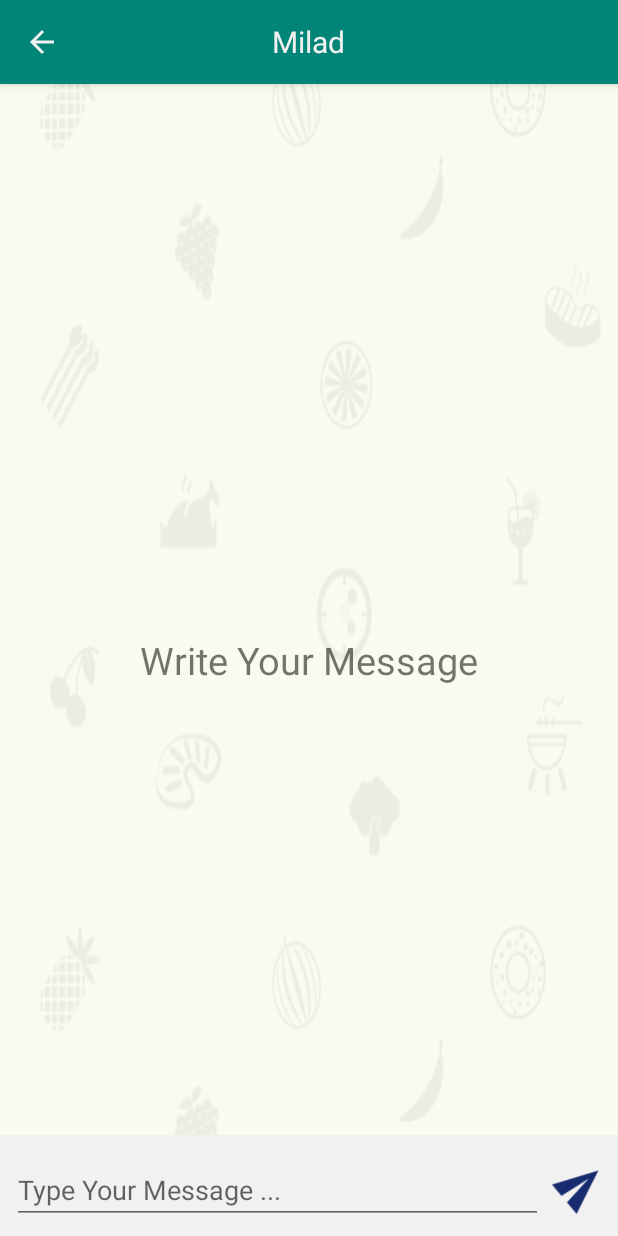
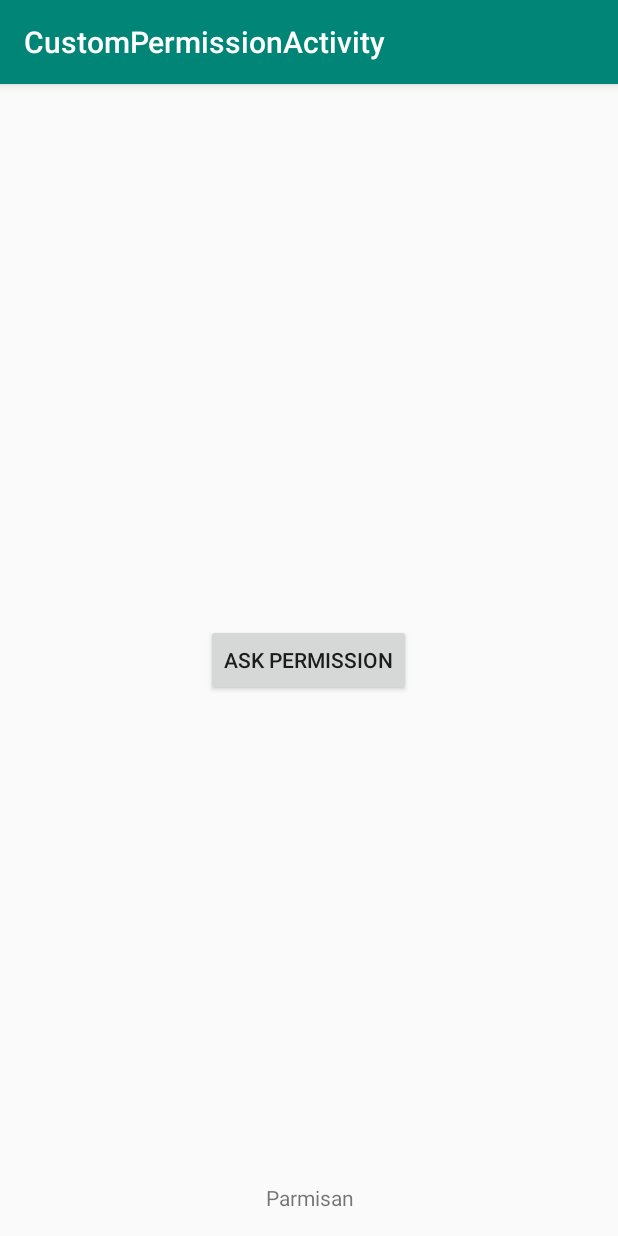
Before and after one commit to miladrajabi/Season5, an Android app: the screen it shows after launch (FragmentActivity before the commit, CustomPermissionActivity after it), on a phone screen of 412 x 824 dp. Run offline under Robolectric (Android 15) with nearby library versions, the phone set to English and light mode, and no system bars.

Commit message:
Permission

```diff
--- a/app/src/main/AndroidManifest.xml
+++ b/app/src/main/AndroidManifest.xml
@@ -1,6 +1,8 @@
 <?xml version="1.0" encoding="utf-8"?>
 <manifest xmlns:android="http://schemas.android.com/apk/res/android"
     package="com.example.season5">
+
+    <uses-permission android:name="android.permission.RECEIVE_SMS"></uses-permission>
 
     <application
         android:name=".app.Application"
@@ -10,17 +12,18 @@
         android:roundIcon="@mipmap/ic_launcher_round"
         android:supportsRtl="true"
         android:theme="@style/AppTheme">
-        <activity
-            android:name=".Episods.FragmentActivity"
-            android:theme="@style/AppTheme.NoActionBar">
+        <activity android:name=".Episods.CustomPermissionActivity">
             <intent-filter>
                 <action android:name="android.intent.action.MAIN" />
 
                 <category android:name="android.intent.category.LAUNCHER" />
             </intent-filter>
         </activity>
+        <activity
+            android:name=".Episods.FragmentActivity"
+            android:theme="@style/AppTheme.NoActionBar"></activity>
         <activity android:name=".adapter.CustomRecyclerDetailActivity" />
-        <activity android:name=".Episods.CustomRecyclerActivity"></activity>
+        <activity android:name=".Episods.CustomRecyclerActivity" />
         <activity android:name=".Episods.CustomGridViewActivity" />
         <activity android:name=".Episods.CustomListViewActivity" />
         <activity android:name=".Episods.MainActivity" />
--- /dev/null
+++ b/app/src/main/java/com/example/season5/Episods/CustomPermissionActivity.java
@@ -0,0 +1,46 @@
+package com.example.season5.Episods;
+
+import android.support.v7.app.AppCompatActivity;
+import android.os.Bundle;
+import android.view.View;
+import android.widget.Button;
+import android.widget.TextView;
+
+import com.example.season5.R;
+
+public class CustomPermissionActivity extends AppCompatActivity implements View.OnClickListener {
+
+    Button btnCheck;
+    TextView txtPermission;
+
+    public static final int REQUEST_CODE = 115;
+
+    @Override
+    protected void onCreate(Bundle savedInstanceState) {
+        super.onCreate(savedInstanceState);
+        setContentView(R.layout.activity_custom_permission);
+        setTitle(this.getClass().getSimpleName());
+        init();
+    }
+
+    private void init() {
+        btnCheck = findViewById(R.id.btnCheck);
+        txtPermission = findViewById(R.id.txtPermission);
+
+        btnCheck.setOnClickListener(this);
+    }
+
+    private void getPermission() {
+
+
+
+    }
+
+    @Override
+    public void onClick(View v) {
+
+        if (v.getId() == R.id.btnCheck) {
+            getPermission();
+        }
+    }
+}
--- /dev/null
+++ b/app/src/main/res/layout/activity_custom_permission.xml
@@ -0,0 +1,26 @@
+<?xml version="1.0" encoding="utf-8"?>
+<RelativeLayout xmlns:android="http://schemas.android.com/apk/res/android"
+    xmlns:app="http://schemas.android.com/apk/res-auto"
+    xmlns:tools="http://schemas.android.com/tools"
+    android:layout_width="match_parent"
+    android:layout_height="match_parent"
+    tools:context=".Episods.CustomPermissionActivity">
+
+
+    <Button
+        android:id="@+id/btnCheck"
+        android:layout_width="wrap_content"
+        android:layout_height="wrap_content"
+        android:layout_centerInParent="true"
+        android:text="@string/ask_permission" />
+
+    <TextView
+        android:id="@+id/txtPermission"
+        android:layout_width="match_parent"
+        android:layout_height="wrap_content"
+        android:layout_alignParentBottom="true"
+        android:gravity="center"
+        android:padding="@dimen/dp16"
+        android:text="@string/sampleText" />
+
+</RelativeLayout>
--- a/app/src/main/res/values/strings.xml
+++ b/app/src/main/res/values/strings.xml
@@ -29,5 +29,6 @@
     <string name="songName">Song Name</string>
     <string name="type_your_message">Type Your Message ...</string>
     <string name="write_your_message">Write Your Message</string>
+    <string name="ask_permission">Ask Permission</string>
 
 </resources>
```
